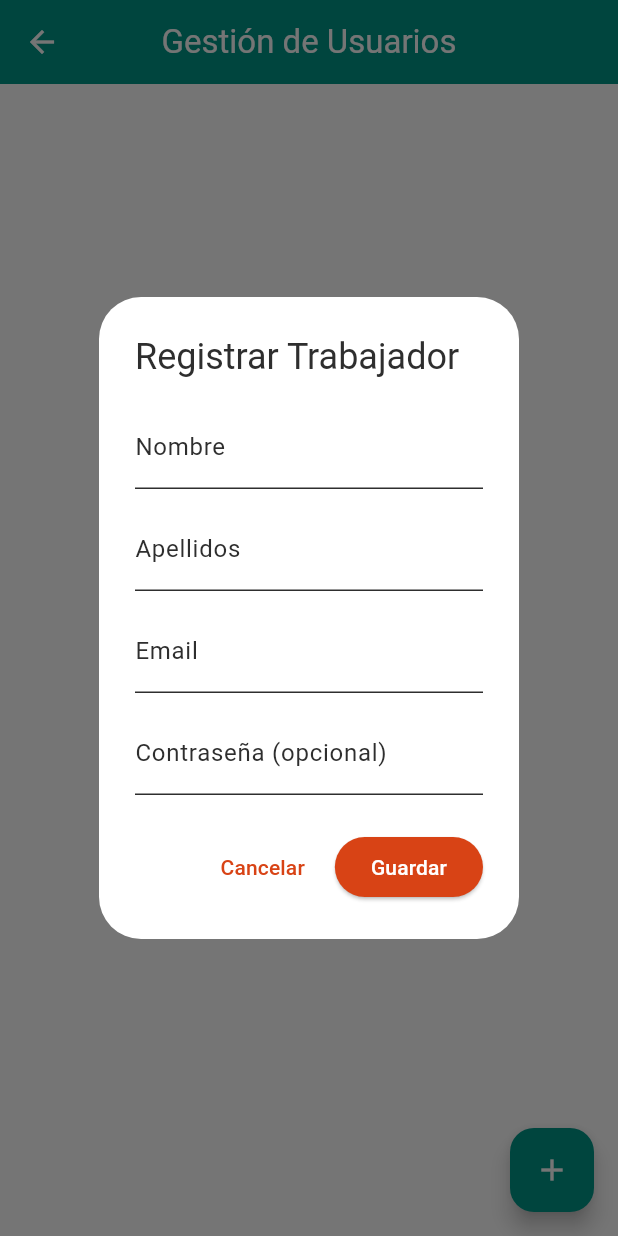
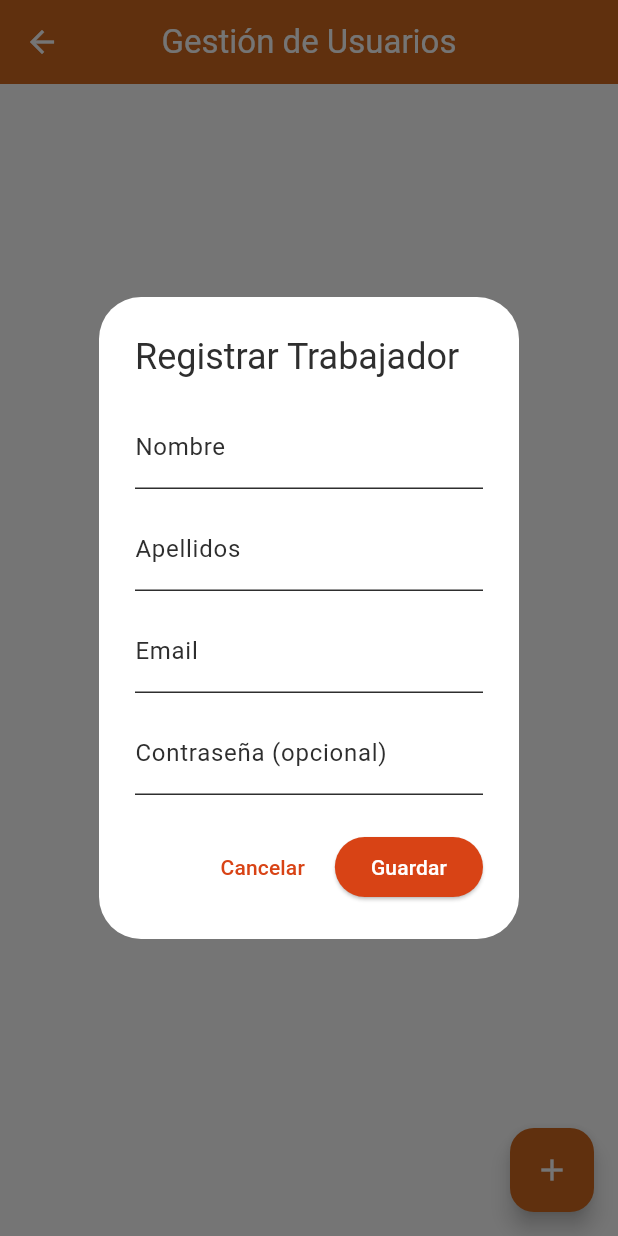
Before and after one commit to ArturoMD7/fast_order, a Flutter app: the UserManagementScreen screen opened directly with empty values, after a tap on the "add" icon, on a phone screen of 412 x 824 dp. Run offline on Flutter 3.47's test engine with Material 3 defaults, Android fonts, the light colour scheme and no system bars; our stand-ins replace fl_chart, flutter_dotenv, image_picker, qr_flutter, supabase_flutter; missing offline and left inert: mobile_scanner; accounts and stored records are empty.

Commit message:
pantallas empleados colores

```diff
--- a/lib/screens/admin/user_management_screen.dart
+++ b/lib/screens/admin/user_management_screen.dart
@@ -25,6 +25,7 @@ class _UserManagementScreenState extends State<UserManagementScreen> {
   }
 
   Future<void> _fetchWorkers() async {
+    final primaryColor = const Color(0xFFD2691E);
     setState(() => isLoadingWorkers = true);
     try {
       final response = await supabase
@@ -230,7 +231,7 @@ class _UserManagementScreenState extends State<UserManagementScreen> {
     return Scaffold(
       appBar: AppBar(
         title: const Text('Gestión de Usuarios'),
-        backgroundColor: primaryColor,
+        backgroundColor:Color(0xFFD2691E),
         centerTitle: true,
         elevation: 0,
       ),
@@ -266,7 +267,7 @@ class _UserManagementScreenState extends State<UserManagementScreen> {
                   },
                 ),
       floatingActionButton: FloatingActionButton(
-        backgroundColor: primaryColor,
+        backgroundColor:Color(0xFFD2691E),
         onPressed: () => _showEditWorkerDialog(context, null),
         child: const Icon(Icons.add),
       ),
```
Also changed, not shown: lib/screens/admin/worker_management_screen.dart (line endings or trailing spaces).
